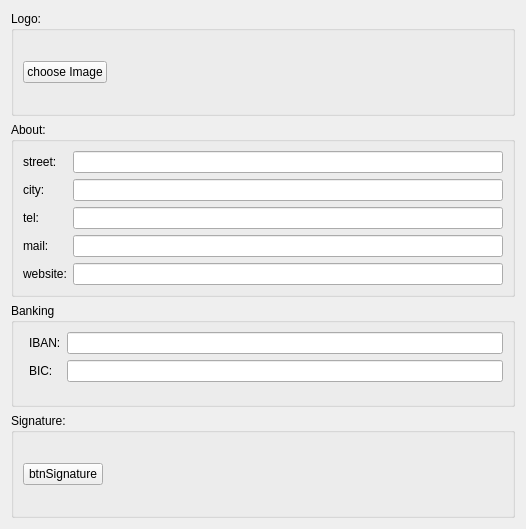
Qt form ui/widgets/usersettingswidget.ui (PhilippParis/BusinessManager) before a commit.
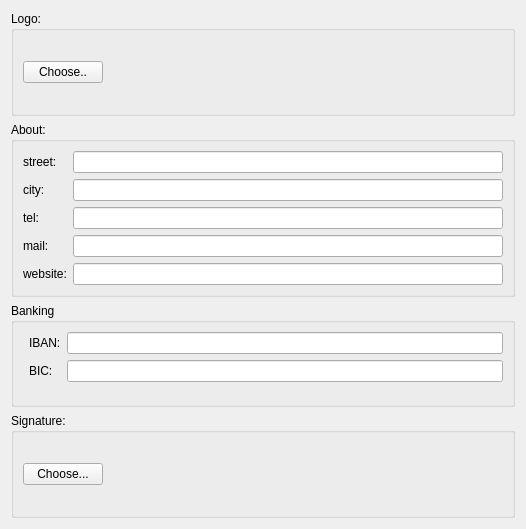
The same form after that commit.

Diff of the .ui file:
```diff
--- a/ui/widgets/usersettingswidget.ui
+++ b/ui/widgets/usersettingswidget.ui
@@ -26,7 +26,7 @@
       <item>
        <widget class="QPushButton" name="btnLogo">
         <property name="text">
-         <string>choose Image</string>
+         <string>Choose..</string>
         </property>
        </widget>
       </item>
@@ -186,7 +186,7 @@
       <item>
        <widget class="QPushButton" name="btnSignature">
         <property name="text">
-         <string>btnSignature</string>
+         <string>Choose...</string>
         </property>
        </widget>
       </item>
```
